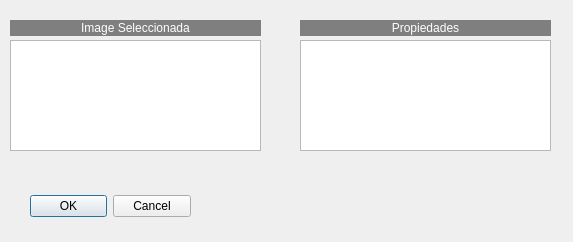
Qt form QFotoPaint5/infoimagen.ui (sararoca/infgraf) before a commit.
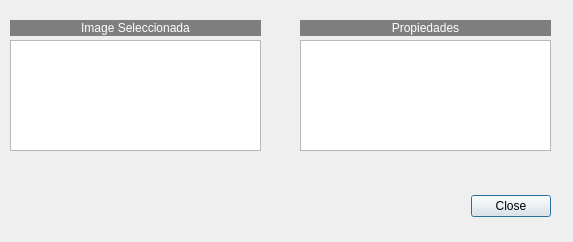
The same form after that commit.

Commit message: Terminado informacion

What changed in the file:
```diff
--- a/QFotoPaint5/infoimagen.ui
+++ b/QFotoPaint5/infoimagen.ui
@@ -16,9 +16,9 @@
   <widget class="QDialogButtonBox" name="buttonBox">
    <property name="geometry">
     <rect>
-     <x>30</x>
+     <x>470</x>
      <y>190</y>
-     <width>161</width>
+     <width>81</width>
      <height>32</height>
     </rect>
    </property>
@@ -26,7 +26,7 @@
     <enum>Qt::Horizontal</enum>
    </property>
    <property name="standardButtons">
-    <set>QDialogButtonBox::Cancel|QDialogButtonBox::Ok</set>
+    <set>QDialogButtonBox::Close</set>
    </property>
   </widget>
   <widget class="QListWidget" name="listWidget">
```
Left out of the diff: 32 changed lines with no effect on the pictures. The commit also changes 2 other files.
